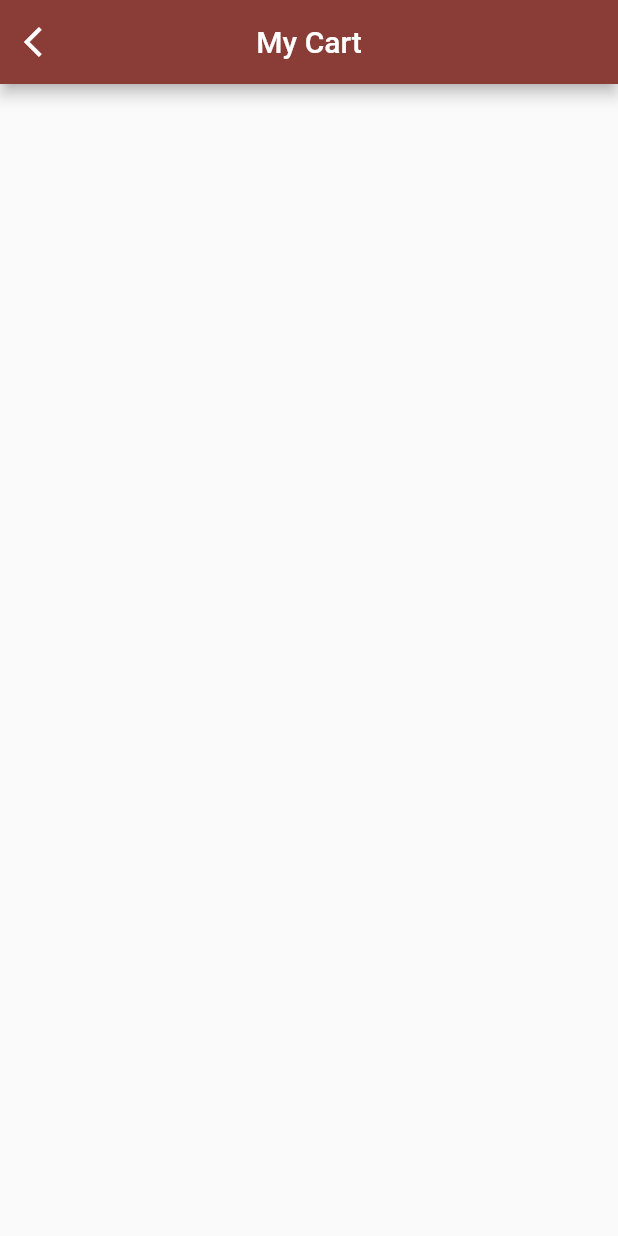
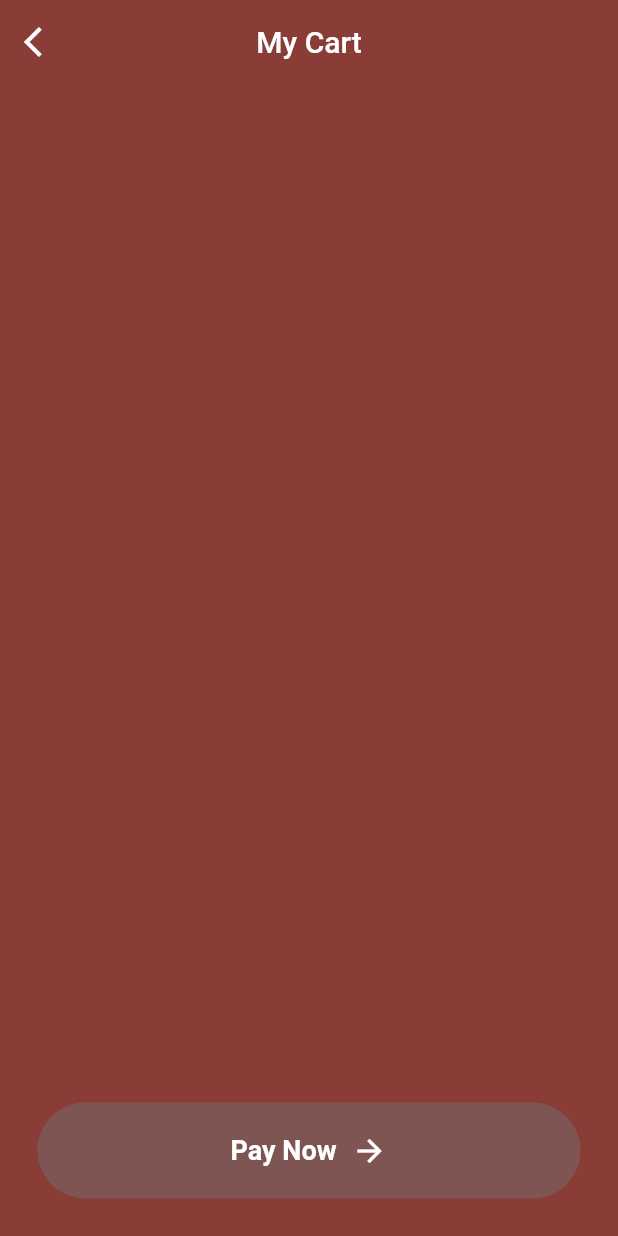
Before and after one commit to Tsukishima1/SUSHIMAN_demo, a Flutter app: the CartPage screen opened by its route, on a phone screen of 412 x 824 dp. Run offline on Flutter 3.47's test engine with Material 2 defaults, Android fonts, the phone set to English and light mode, and no system bars; our stand-ins replace google_fonts.

Commit message:
📦 NEW: Add cart_page

```diff
--- a/lib/pages/cart_page.dart
+++ b/lib/pages/cart_page.dart
@@ -1,13 +1,21 @@
 import 'package:flutter/material.dart';
 import 'package:flutter_application_2/theme/colors.dart';
+import 'package:provider/provider.dart';
+
+import '../components/button.dart';
+import '../models/food.dart';
+import '../models/shop.dart';
 
 class CartPage extends StatelessWidget {
   const CartPage({super.key});
 
   @override
   Widget build(BuildContext context) {
-    return Scaffold(
+    return Consumer<Shop>(
+        builder: (context, value, child) => Scaffold(
+              backgroundColor: primaryColor,
               appBar: AppBar(
+                elevation: 0,
                 centerTitle: true,
                 foregroundColor: Colors.white,
                 backgroundColor: primaryColor,
@@ -19,6 +27,56 @@ class CartPage extends StatelessWidget {
                   icon: const Icon(Icons.arrow_back_ios),
                 ),
               ),
+              body: Column(
+                children: [
+                  Expanded(
+                    child: ListView.builder(itemBuilder: (context, index) {
+                      if (index >= value.cart.length) {
+                        return null; // 或者返回一个空的占位符 Widget
+                      }
+                      // get food from cart
+                      final Food food = value.cart[index];
+                      // 这里的value是Consumer的builder的第一个参数，即Shop
+                      // 因为我们在main.dart中使用了ChangeNotifierProvider<Shop>
+                      // 所以这里的value就是Shop的实例
+                      // 通过value.cart[index]就可以获取到购物车中的食物
+                      // get food name
+                      final String foodName = food.name;
+                      // get food price
+                      final String foodPrice = food.price;
+                      // return list tile
+                      return Container(
+                        margin: const EdgeInsets.only(left:20, top:20, right:20),
+                        decoration: BoxDecoration(
+                            color: secondaryColor,
+                            borderRadius: BorderRadius.circular(8),),
+                        child: ListTile(
+                          leading: Column(
+                            mainAxisAlignment: MainAxisAlignment.center,
+                            children: [
+                              Image.asset(food.imagePath, width: 30),
+                            ],
+                          ),
+                          title: Text(foodName, style: const TextStyle(fontSize: 20, color: Colors.white, fontWeight: FontWeight.bold)),
+                          subtitle: Text("\$ $foodPrice", style: TextStyle(color: Colors.grey[300]),),
+                          trailing: IconButton(
+                            onPressed: () {
+                              // remove from cart
+                              value.removeFromCart(food);
+                            },
+                            icon: Icon(Icons.delete, color: Colors.grey[300],),
+                          ),
+                        ),
                       );
+                    }),
+                  ),
+                  // PAY BUTTON
+                  Padding(
+                    padding: const EdgeInsets.all(25),
+                    child: MyButton(text: "Pay Now", onTap: (){}),
+                  )
+                ],
+              ),
+            ));
   }
 }
```
Lines whose indentation alone changed are shown as unchanged.
